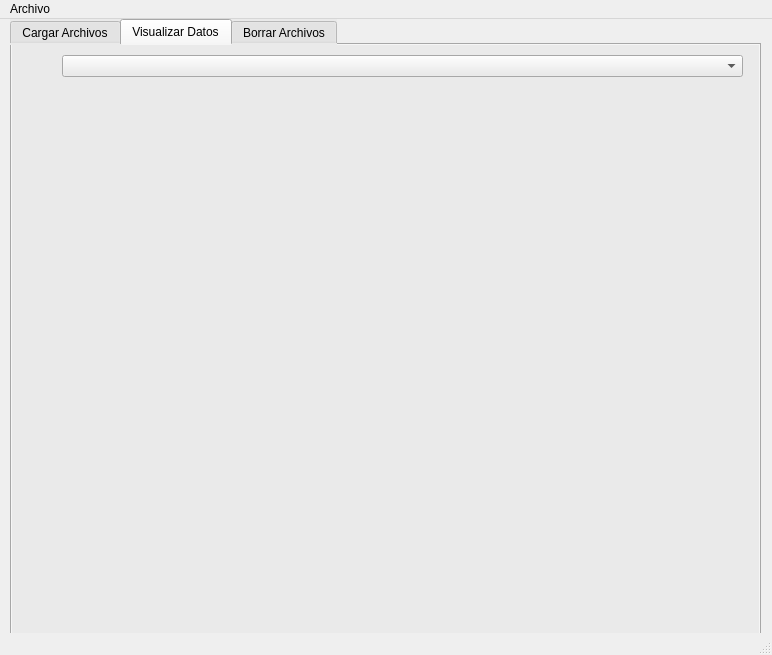
First picture: the form in Bases de datos/Kmeans_basic/Proyecto 4/proyecto4.ui, repository CCamiloACastro/python_basic_advanced, before the edit.
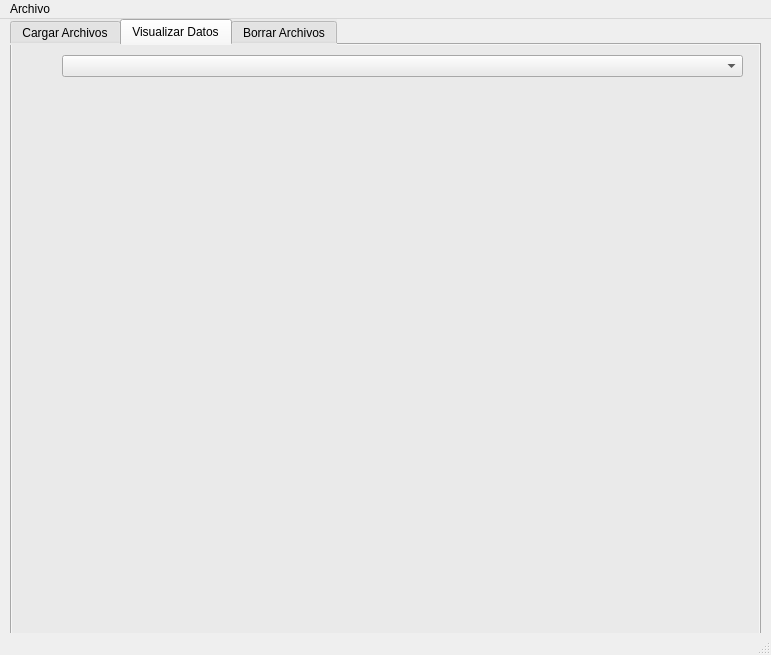
Second picture: the form after the edit.

```diff
--- a/Bases de datos/Kmeans_basic/Proyecto 4/proyecto4.ui
+++ b/Bases de datos/Kmeans_basic/Proyecto 4/proyecto4.ui
@@ -6,7 +6,7 @@
    <rect>
     <x>0</x>
     <y>0</y>
-    <width>772</width>
+    <width>771</width>
     <height>655</height>
    </rect>
   </property>
@@ -104,7 +104,7 @@
     <rect>
      <x>0</x>
      <y>0</y>
-     <width>772</width>
+     <width>771</width>
      <height>22</height>
     </rect>
    </property>
```
